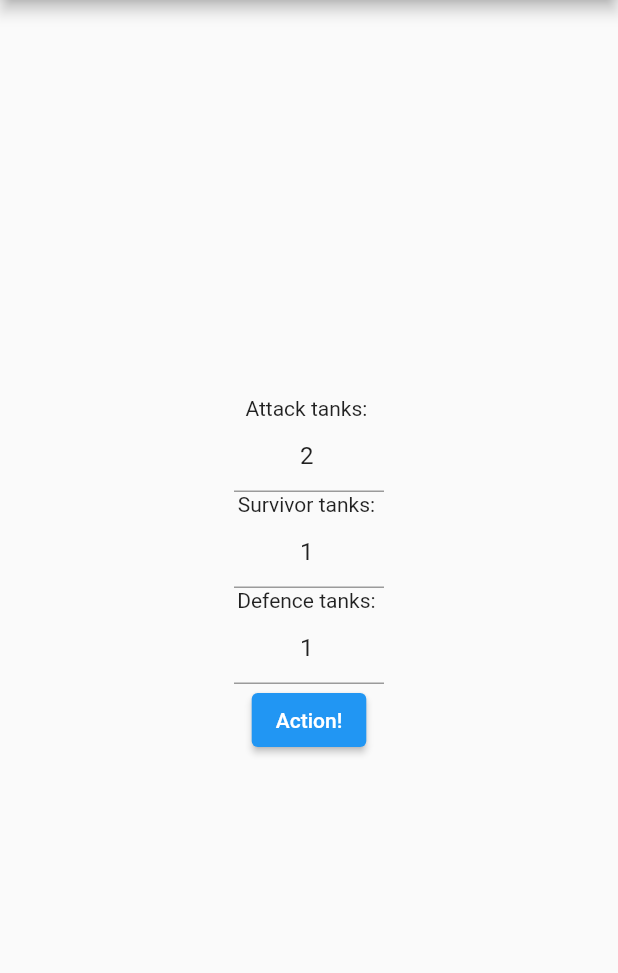
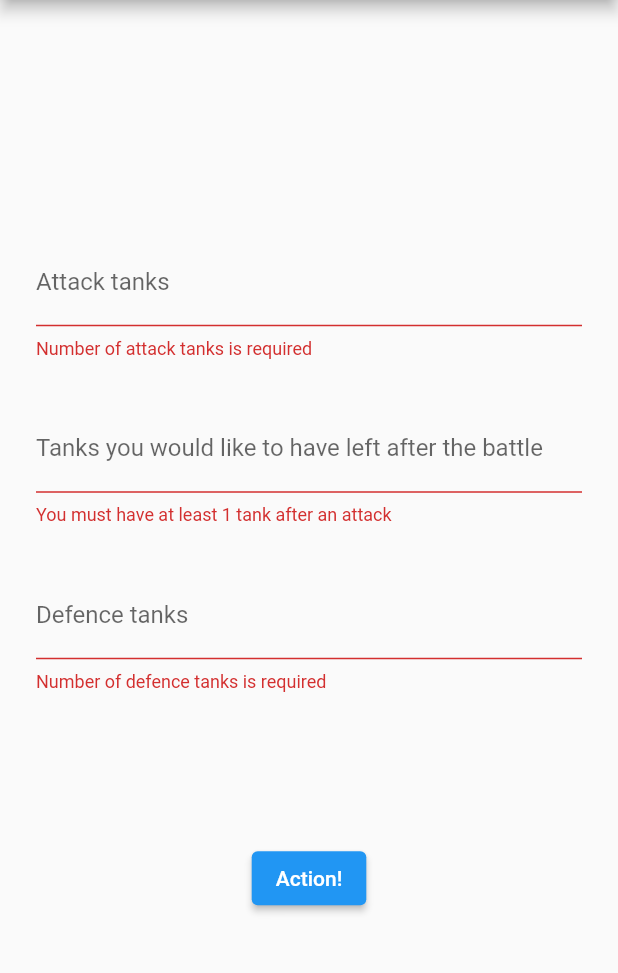
Before and after one commit to m9s7/dont_risk_it_flutter_app, a Flutter app: the screen it shows after launch, after a tap on "Action!", on a phone screen of 412 x 824 dp, the part 84-1057 px from its top. Run offline on Flutter 3.47's test engine with Material 2 defaults, Android fonts, the phone set to English and light mode, and no system bars.

Commit message:
Swapped TextField for a Form, initial implementation of HomePage done

```diff
--- a/lib/main.dart
+++ b/lib/main.dart
@@ -10,7 +10,7 @@ class MyApp extends StatelessWidget {
   @override
   Widget build(BuildContext context) {
     return MaterialApp(
-      title: "Don't risk it",
+      title: "Don't risk it!",
       theme: ThemeData(
         // This is the theme of your application.
         //
--- a/lib/src/home_page.dart
+++ b/lib/src/home_page.dart
@@ -1,5 +1,12 @@
 import 'package:flutter/material.dart';
 import 'package:flutter/services.dart';
+
+// That's it for now, things I plan to do
+//  - make a background image of little tanks at 45 degrees with different soft colors
+//  - wrap this bitch up in a stack but I think that will fuck up the keyboard interaction and what not, fucking flutter lots of work
+//  - remove the app bar, add the sandwitch, clasic shit looks great
+//  - fix the button to look better
+//  - change the theme
 
 class MyHomePage extends StatefulWidget {
   MyHomePage({Key key, this.title}) : super(key: key);
@@ -11,110 +18,126 @@ class MyHomePage extends StatefulWidget {
 }
 
 class _MyHomePageState extends State<MyHomePage> {
-  TextEditingController atkController;
-  TextEditingController defController;
-  TextEditingController surController;
+  final GlobalKey<FormState> _formKey = GlobalKey<FormState>();
 
-  void initState() {
-    super.initState();
-    atkController = new TextEditingController(text: "");
-    defController = new TextEditingController(text: "");
-    surController = new TextEditingController(text: "");
-  }
+  int atkVal;
+  int defVal;
+  int surVal;
 
+  //TODO: maybe add instead of a submit button there is a -> to go to the next field in the form
   @override
   Widget build(BuildContext context) {
     return Scaffold(
+      resizeToAvoidBottomPadding: false,
+      resizeToAvoidBottomInset: true,
       appBar: AppBar(
         title: Text(widget.title),
       ),
       body: Center(
         child: SingleChildScrollView(
+          child: Container(
+            margin: EdgeInsets.all(24),
+            child: Form(
+              key: _formKey,
+              // child: Container(
+              //HACK: I want my column to expand as much as it can
+              // height: MediaQuery.of(context).size.height * 0.7,
               child: Column(
                 mainAxisAlignment: MainAxisAlignment.spaceAround,
+                mainAxisSize: MainAxisSize.min,
                 children: <Widget>[
-              Text(
-                'Attack tanks: ',
+                  _buildAtkField(),
+                  SizedBox(height: 30),
+                  _buildSurField(),
+                  SizedBox(height: 30),
+                  _buildDefField(),
+                  SizedBox(height: 100),
+                  ElevatedButton(
+                    child: Text("Action!"),
+                    onPressed: () {
+                      if (!_formKey.currentState.validate()) return;
+                      _formKey.currentState.save();
+                      //TODO: send data to the next page
+                      print("\n-------");
+                      print(atkVal);
+                      print(defVal);
+                      print(surVal);
+                      print(MediaQuery.of(context).size.height);
+                      print("-------\n");
+                    },
                   ),
-              SizedBox(
-                width: 100,
-                child: TextField(
-                  textAlign: TextAlign.center,
-                  keyboardType: TextInputType.number,
-                  inputFormatters: [
-                    LengthLimitingTextInputFormatter(3),
-                    FilteringTextInputFormatter.digitsOnly,
                 ],
-                  controller: atkController,
               ),
             ),
-              Text(
-                'Survivor tanks: ',
-              ),
-              SizedBox(
-                width: 100,
-                child: TextField(
-                  textAlign: TextAlign.center,
-                  keyboardType: TextInputType.number,
-                  inputFormatters: [
-                    LengthLimitingTextInputFormatter(3),
-                    FilteringTextInputFormatter.digitsOnly,
-                  ],
-                  controller: surController,
-                ),
-              ),
-              Text(
-                'Defence tanks: ',
-              ),
-              SizedBox(
-                width: 100,
-                child: TextField(
-                  textAlign: TextAlign.center,
-                  keyboardType: TextInputType.number,
-                  inputFormatters: [
-                    LengthLimitingTextInputFormatter(3),
-                    FilteringTextInputFormatter.digitsOnly,
-                  ],
-                  controller: defController,
-                ),
-              ),
-              ElevatedButton(
-                onPressed: () {
-                  print("atk: " +
-                      getTextFieldValue(atkController, 2).toString() +
-                      "\nsur: " +
-                      getTextFieldValue(surController, 1).toString() +
-                      "\ndef: " +
-                      getTextFieldValue(defController, 1).toString() +
-                      "\n");
-                },
-                child: Text("Action!"),
-              ),
-            ],
+            // ),
           ),
         ),
       ),
     );
   }
 
-  String getValidInputString(TextEditingController controller) {
-    String input = controller.text;
-    input = input.replaceFirst(RegExp(r"0*"), '');
-    if (input.isEmpty) input = "0";
-    return input;
+  // TODO: limit atk tanks number (maxLength: 3) or change the algorithm or add simulations (I don't even know how that's done)
+  Widget _buildAtkField() {
+    return TextFormField(
+      autovalidateMode: AutovalidateMode.onUserInteraction,
+      keyboardType: TextInputType.number,
+      inputFormatters: [FilteringTextInputFormatter.digitsOnly],
+      textAlign: TextAlign.center,
+      decoration: InputDecoration(
+        labelText: "Attack tanks",
+      ),
+      validator: (String value) {
+        int intVal = int.tryParse(value);
+        if (intVal == null) return 'Number of attack tanks is required';
+        if (intVal < 2) return 'You must have at least 2 tanks to attack';
+        return null;
+      },
+      onSaved: (String value) {
+        atkVal = int.parse(value);
+      },
+    );
   }
 
-  int getTextFieldValue(TextEditingController controller, int inputMinimum) {
-    int value = int.parse(getValidInputString(controller));
-    if (value < inputMinimum) {
-      controller
-        ..text = inputMinimum.toString()
-        ..selection = TextSelection.collapsed(offset: controller.text.length);
-      return inputMinimum;
+  Widget _buildDefField() {
+    return TextFormField(
+      autovalidateMode: AutovalidateMode.onUserInteraction,
+      keyboardType: TextInputType.number,
+      inputFormatters: [FilteringTextInputFormatter.digitsOnly],
+      textAlign: TextAlign.center,
+      decoration: InputDecoration(
+        labelText: "Defence tanks",
+      ),
+      validator: (String value) {
+        int intVal = int.tryParse(value);
+        if (intVal == null) return 'Number of defence tanks is required';
+        if (intVal < 1) return 'You must have at least 1 tank to defend';
+        return null;
+      },
+      onSaved: (String value) {
+        defVal = int.parse(value);
+      },
+    );
   }
-    controller
-      ..text = value.toString()
-      ..selection = TextSelection.collapsed(offset: controller.text.length);
-    return value;
+
+  // TODO: kad posaljes podatke ako je sur > atk samo stavi da je sansa za to 0, mozda to nekako proveriti ovde
+  Widget _buildSurField() {
+    return TextFormField(
+      autovalidateMode: AutovalidateMode.onUserInteraction,
+      keyboardType: TextInputType.number,
+      inputFormatters: [FilteringTextInputFormatter.digitsOnly],
+      textAlign: TextAlign.center,
+      decoration: InputDecoration(
+        labelText: "Tanks you would like to have left after the battle",
+      ),
+      validator: (String value) {
+        int intVal = int.tryParse(value);
+        if (intVal == null || intVal < 1)
+          return 'You must have at least 1 tank after an attack';
+        return null;
+      },
+      onSaved: (String value) {
+        surVal = int.parse(value);
+      },
+    );
   }
 }
--- /dev/null
+++ b/lib/src/results_page.dart
@@ -0,0 +1,13 @@
+import 'package:flutter/material.dart';
+
+class ResultsPage extends StatefulWidget {
+  @override
+  _ResultsPageState createState() => _ResultsPageState();
+}
+
+class _ResultsPageState extends State<ResultsPage> {
+  @override
+  Widget build(BuildContext context) {
+    return Container();
+  }
+}
```
Also changed, not shown: lib/src/elements/my_text_field.dart (deleted, +0 -19 lines). Lines whose indentation alone changed are shown as unchanged.
